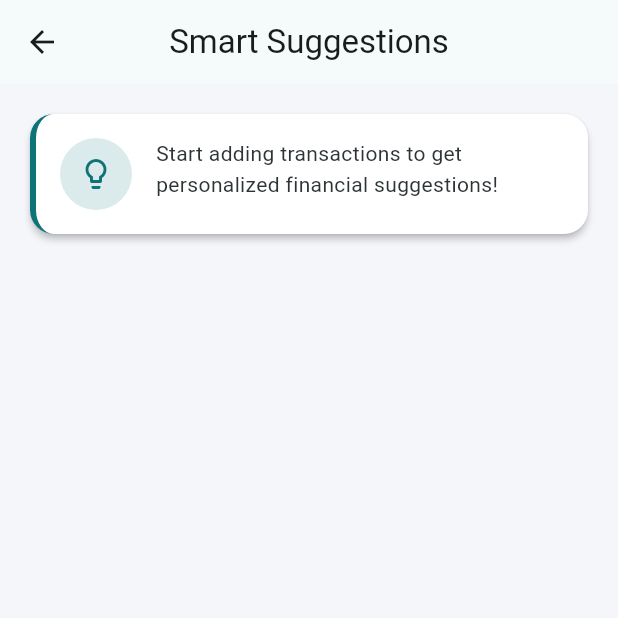
After one commit to shayanahmad756/AI-Budget-Tracker, a Flutter app: the AISuggestionsScreen screen opened directly, on a phone screen of 412 x 824 dp, the top half of it. The commit adds this screen. Run offline on Flutter 3.47's test engine with Material 3 defaults, Android fonts, the phone set to English and light mode, and no system bars; our stand-ins replace fl_chart, sqflite; missing offline and left inert: idb_shim; accounts and stored records are empty.

Commit message:
feat: Add AI Smart Suggestions screen with auto-generated financial recommendations

```diff
--- /dev/null
+++ b/lib/screens/ai_suggestions_screen.dart
@@ -0,0 +1,182 @@
+import 'package:flutter/material.dart';
+import 'package:provider/provider.dart';
+import 'package:ai_budget_tracker/providers/transaction_provider.dart';
+import 'package:ai_budget_tracker/services/ai_service.dart';
+import 'package:ai_budget_tracker/utils/constants.dart';
+
+/// Read-only screen that displays auto-generated AI suggestions.
+///
+/// Fetches user's financial data and displays personalized,
+/// actionable suggestions without any user input required.
+/// Supports pull-to-refresh to regenerate suggestions.
+class AISuggestionsScreen extends StatefulWidget {
+  /// Creates an [AISuggestionsScreen].
+  const AISuggestionsScreen({super.key});
+
+  @override
+  State<AISuggestionsScreen> createState() => _AISuggestionsScreenState();
+}
+
+class _AISuggestionsScreenState extends State<AISuggestionsScreen> {
+  late List<String> _suggestions = [];
+  bool _isLoading = true;
+
+  @override
+  void initState() {
+    super.initState();
+    _generateSuggestions();
+  }
+
+  /// Generates suggestions from the current transaction data.
+  void _generateSuggestions() {
+    setState(() => _isLoading = true);
+
+    final provider = context.read<TransactionProvider>();
+    _suggestions =
+        AIService.generateDetailedSuggestions(provider.transactions);
+
+    setState(() => _isLoading = false);
+  }
+
+  /// Gets an icon for each suggestion based on its emoji prefix.
+  IconData _getIconForSuggestion(String suggestion) {
+    if (suggestion.startsWith('💰')) {
+      return Icons.monetization_on;
+    } else if (suggestion.startsWith('📊')) {
+      return Icons.bar_chart;
+    } else if (suggestion.startsWith('🎯')) {
+      return Icons.track_changes;
+    } else if (suggestion.startsWith('⚠️')) {
+      return Icons.warning_amber_rounded;
+    } else if (suggestion.startsWith('🎉')) {
+      return Icons.celebration;
+    } else if (suggestion.startsWith('🚨')) {
+      return Icons.error;
+    } else if (suggestion.startsWith('💚')) {
+      return Icons.favorite;
+    } else if (suggestion.startsWith('✅')) {
+      return Icons.check_circle;
+    } else if (suggestion.startsWith('🌟')) {
+      return Icons.star;
+    }
+    return Icons.lightbulb_outline;
+  }
+
+  /// Gets a color for each suggestion.
+  Color _getColorForSuggestion(String suggestion) {
+    if (suggestion.startsWith('⚠️') || suggestion.startsWith('🚨')) {
+      return Colors.amber.shade700;
+    } else if (suggestion.startsWith('🎉') ||
+        suggestion.startsWith('✅') ||
+        suggestion.startsWith('🌟') ||
+        suggestion.startsWith('💚')) {
+      return Colors.green;
+    } else if (suggestion.startsWith('🎯')) {
+      return AppColors.primary;
+    }
+    return AppColors.primary;
+  }
+
+  /// Removes emoji prefix from suggestion for cleaner display.
+  String _cleanSuggestionText(String suggestion) {
+    // Remove emoji and any leading space
+    return suggestion.replaceAll(RegExp(r'^[^\w]*'), '').trim();
+  }
+
+  @override
+  Widget build(BuildContext context) {
+    return Scaffold(
+      backgroundColor: AppColors.background,
+      appBar: AppBar(
+        title: const Text('Smart Suggestions'),
+        centerTitle: true,
+      ),
+      body: _isLoading
+          ? const Center(
+              child: CircularProgressIndicator(),
+            )
+          : RefreshIndicator(
+              onRefresh: () async => _generateSuggestions(),
+              child: ListView.builder(
+                padding: const EdgeInsets.all(AppConstants.defaultPadding),
+                itemCount: _suggestions.length,
+                itemBuilder: (context, index) {
+                  final suggestion = _suggestions[index];
+                  final icon = _getIconForSuggestion(suggestion);
+                  final color = _getColorForSuggestion(suggestion);
+                  final cleanText = _cleanSuggestionText(suggestion);
+
+                  return Padding(
+                    padding: const EdgeInsets.only(bottom: 12),
+                    child: _buildSuggestionCard(
+                      icon: icon,
+                      color: color,
+                      text: cleanText,
+                    ),
+                  );
+                },
+              ),
+            ),
+    );
+  }
+
+  /// Builds a single suggestion card with icon and text.
+  Widget _buildSuggestionCard({
+    required IconData icon,
+    required Color color,
+    required String text,
+  }) {
+    return Card(
+      elevation: 2,
+      color: AppColors.cardBackground,
+      shape: RoundedRectangleBorder(
+        borderRadius: BorderRadius.circular(AppConstants.cardBorderRadius),
+      ),
+      child: Container(
+        decoration: BoxDecoration(
+          borderRadius:
+              BorderRadius.circular(AppConstants.cardBorderRadius),
+          border: Border(
+            left: BorderSide(color: color, width: 4),
+          ),
+        ),
+        child: Padding(
+          padding: const EdgeInsets.all(AppConstants.defaultPadding),
+          child: Row(
+            crossAxisAlignment: CrossAxisAlignment.start,
+            children: [
+              // ── Icon badge ────────────────────────────────────
+              Container(
+                width: 48,
+                height: 48,
+                decoration: BoxDecoration(
+                  color: color.withValues(alpha: 0.15),
+                  shape: BoxShape.circle,
+                ),
+                child: Icon(icon, color: color, size: 24),
+              ),
+              const SizedBox(width: 16),
+
+              // ── Suggestion text ───────────────────────────────
+              Expanded(
+                child: Column(
+                  crossAxisAlignment: CrossAxisAlignment.start,
+                  children: [
+                    Text(
+                      text,
+                      style: const TextStyle(
+                        fontSize: 14,
+                        color: AppColors.textPrimary,
+                        height: 1.5,
+                      ),
+                    ),
+                  ],
+                ),
+              ),
+            ],
+          ),
+        ),
+      ),
+    );
+  }
+}
--- a/lib/screens/home_screen.dart
+++ b/lib/screens/home_screen.dart
@@ -7,6 +7,7 @@ import 'package:ai_budget_tracker/widgets/summary_card.dart';
 import 'package:ai_budget_tracker/widgets/insight_card.dart';
 import 'package:ai_budget_tracker/screens/add_transaction_screen.dart';
 import 'package:ai_budget_tracker/screens/history_screen.dart';
+import 'package:ai_budget_tracker/screens/ai_suggestions_screen.dart';
 
 /// Main dashboard screen of the AI Budget Tracker.
 ///
@@ -68,7 +69,32 @@ class HomeScreen extends StatelessWidget {
                     ],
                   ),
                 ),
-          floatingActionButton: FloatingActionButton(
+          floatingActionButton: Stack(
+            alignment: Alignment.bottomRight,
+            children: [
+              // ── Secondary FAB: Smart Suggestions ───────────────
+              Positioned(
+                bottom: 80,
+                right: 0,
+                child: FloatingActionButton.extended(
+                  heroTag: 'suggestions_fab',
+                  onPressed: () {
+                    Navigator.push(
+                      context,
+                      MaterialPageRoute(
+                        builder: (_) => const AISuggestionsScreen(),
+                      ),
+                    );
+                  },
+                  icon: const Icon(Icons.lightbulb_outline),
+                  label: const Text('Suggestions'),
+                  backgroundColor: AppColors.primary.withValues(alpha: 0.8),
+                ),
+              ),
+
+              // ── Primary FAB: Add Transaction ───────────────────
+              FloatingActionButton(
+                heroTag: 'add_fab',
                 onPressed: () {
                   Navigator.push(
                     context,
@@ -78,6 +104,8 @@ class HomeScreen extends StatelessWidget {
                   );
                 },
                 child: const Icon(Icons.add),
+              ),
+            ],
           ),
         );
       },
--- a/lib/services/ai_service.dart
+++ b/lib/services/ai_service.dart
@@ -160,4 +160,132 @@ class AIService {
     // Round to 1 decimal place
     return double.parse(score.toStringAsFixed(1));
   }
+
+  /// Generates detailed, actionable financial suggestions based on
+  /// [transactions]. Returns 3-5 personalized recommendations.
+  ///
+  /// Suggests improvements in:
+  /// * Spending by category (highest spenders)
+  /// * Savings potential
+  /// * Income vs expense trends
+  /// * Financial health alerts
+  static List<String> generateDetailedSuggestions(
+      List<TransactionModel> transactions) {
+    if (transactions.isEmpty) {
+      return [
+        'Start adding transactions to get personalized financial suggestions!'
+      ];
+    }
+
+    final suggestions = <String>[];
+
+    // --- Calculate totals by category (expenses only) ---
+    final categoryTotals = <String, double>{};
+    double totalExpenses = 0;
+    double totalIncome = 0;
+
+    for (final t in transactions) {
+      if (t.type == 'expense') {
+        categoryTotals[t.category] =
+            (categoryTotals[t.category] ?? 0) + t.amount;
+        totalExpenses += t.amount;
+      } else {
+        totalIncome += t.amount;
+      }
+    }
+
+    // --- Suggestion 1: Highest spending category ---
+    if (categoryTotals.isNotEmpty) {
+      final highest = categoryTotals.entries
+          .reduce((a, b) => a.value >= b.value ? a : b);
+      final percentage = (highest.value / totalExpenses * 100).toStringAsFixed(0);
+      suggestions.add(
+        '💰 You spent Rs.${highest.value.toStringAsFixed(0)} on ${highest.key} ($percentage% of total). '
+        'Consider budgeting this category more carefully.',
+      );
+    }
+
+    // --- Suggestion 2: Top 2 categories comparison ---
+    if (categoryTotals.length >= 2) {
+      final sorted = categoryTotals.entries.toList()
+        ..sort((a, b) => b.value.compareTo(a.value));
+      final top1 = sorted[0];
+      final top2 = sorted[1];
+      final ratio = (top1.value / top2.value).toStringAsFixed(1);
+      suggestions.add(
+        '📊 Your ${top1.key} spending is $ratio× higher than ${top2.key}. '
+        'Try reducing ${top1.key} expenses by 10-15% to boost savings.',
+      );
+    }
+
+    // --- Suggestion 3: Savings potential ---
+    if (totalIncome > 0 && totalExpenses > 0) {
+      final savingsRate = ((totalIncome - totalExpenses) / totalIncome * 100);
+      if (savingsRate < 20) {
+        suggestions.add(
+          '🎯 Your savings rate is only ${savingsRate.toStringAsFixed(1)}%. '
+          'Aim for at least 20% savings by cutting non-essential expenses.',
+        );
+      } else if (savingsRate >= 20 && savingsRate < 50) {
+        suggestions.add(
+          '✅ Great! You\'re saving ${savingsRate.toStringAsFixed(1)}% of your income. '
+          'Keep up this momentum and consider investing your savings.',
+        );
+      } else {
+        suggestions.add(
+          '🌟 Excellent! You\'re saving ${savingsRate.toStringAsFixed(1)}% of your income. '
+          'You\'re ahead of most people. Consider long-term investment goals.',
+        );
+      }
+    }
+
+    // --- Suggestion 4: Month-over-month trend ---
+    final now = DateTime.now();
+    final thirtyDaysAgo = now.subtract(const Duration(days: 30));
+    final sixtyDaysAgo = now.subtract(const Duration(days: 60));
+
+    final recentExpenses = transactions
+        .where((t) => t.type == 'expense' && t.date.isAfter(thirtyDaysAgo))
+        .fold<double>(0, (sum, t) => sum + t.amount);
+
+    final previousExpenses = transactions
+        .where((t) =>
+            t.type == 'expense' &&
+            t.date.isAfter(sixtyDaysAgo) &&
+            t.date.isBefore(thirtyDaysAgo))
+        .fold<double>(0, (sum, t) => sum + t.amount);
+
+    if (previousExpenses > 0) {
+      final changePercent =
+          ((recentExpenses - previousExpenses) / previousExpenses * 100);
+      if (changePercent > 10) {
+        suggestions.add(
+          '⚠️ Your spending increased by ${changePercent.toStringAsFixed(1)}% this month. '
+          'Review recent transactions to identify unnecessary expenses.',
+        );
+      } else if (changePercent < -10) {
+        suggestions.add(
+          '🎉 Your spending decreased by ${(-changePercent).toStringAsFixed(1)}% this month. '
+          'Excellent expense control! Keep this up.',
+        );
+      }
+    }
+
+    // --- Suggestion 5: Income vs Expense alert ---
+    if (totalExpenses > totalIncome && totalIncome > 0) {
+      final deficit = totalExpenses - totalIncome;
+      suggestions.add(
+        '🚨 Alert: You\'re spending Rs.${deficit.toStringAsFixed(0)} more than you earn. '
+        'Review your budget and cut non-essential expenses immediately.',
+      );
+    } else if (totalIncome > totalExpenses && totalExpenses > 0) {
+      final surplus = totalIncome - totalExpenses;
+      suggestions.add(
+        '💚 Great! You have a surplus of Rs.${surplus.toStringAsFixed(0)} after all expenses. '
+        'Consider saving or investing this amount.',
+      );
+    }
+
+    return suggestions.isEmpty ? ['Keep tracking your finances!'] : suggestions;
+  }
 }
```
Lines whose indentation alone changed are shown as unchanged.
